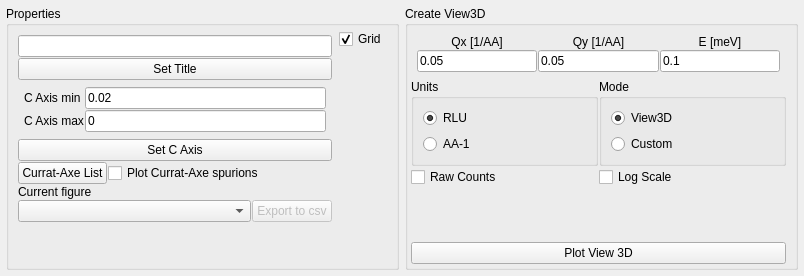
Old version of the form src/main/resources/base/Views/View3D.ui in the repository MJOLNIRPackage/MJOLNIR-GUI.
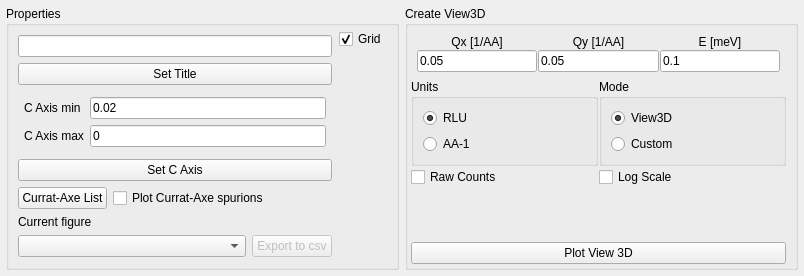
New version of the form.

Commit message: Add layout spacing

Patch:
```diff
--- a/src/main/resources/base/Views/View3D.ui
+++ b/src/main/resources/base/Views/View3D.ui
@@ -58,6 +58,12 @@
       </property>
       <item>
        <layout class="QVBoxLayout" name="verticalLayout_6" stretch="0,0,0,0,0,0,0,1">
+        <property name="spacing">
+         <number>6</number>
+        </property>
+        <property name="sizeConstraint">
+         <enum>QLayout::SetDefaultConstraint</enum>
+        </property>
         <property name="leftMargin">
          <number>6</number>
         </property>
```
Left out of the diff: 6 changed lines with no effect on the pictures.
